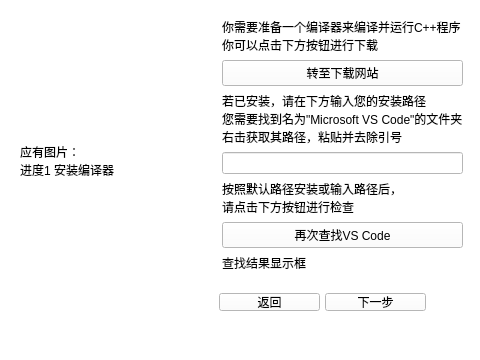
Before: the Qt Designer form VSCode_Helper/mainwindow.ui in Gu-jq/VSCode_Helper, drawn with Qt 5.
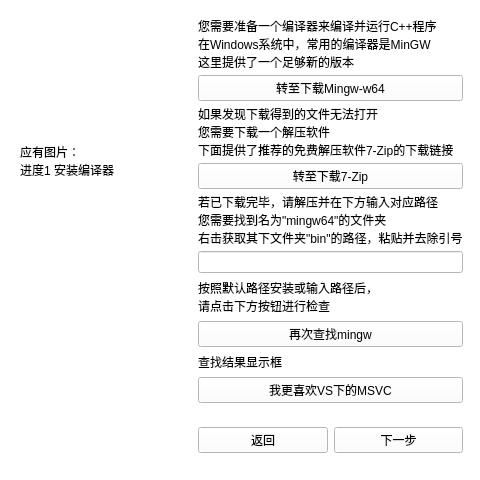
After: the same form once the commit is applied. The open tabs and pages were chosen to show the change. Icons and pictures are not drawn.

Diff of the .ui file:
```diff
--- a/VSCode_Helper/mainwindow.ui
+++ b/VSCode_Helper/mainwindow.ui
@@ -7,7 +7,7 @@
     <x>0</x>
     <y>0</y>
     <width>480</width>
-    <height>360</height>
+    <height>480</height>
    </rect>
   </property>
   <property name="windowTitle">
@@ -26,7 +26,7 @@
       <x>0</x>
       <y>0</y>
       <width>480</width>
-      <height>343</height>
+      <height>463</height>
      </rect>
     </property>
     <property name="sizePolicy">
@@ -319,7 +319,7 @@
         <x>0</x>
         <y>0</y>
         <width>481</width>
-        <height>341</height>
+        <height>471</height>
        </rect>
       </property>
       <property name="sizePolicy">
@@ -332,7 +332,7 @@
        <item>
         <widget class="QWidget" name="cpic_2" native="true">
          <property name="sizePolicy">
-          <sizepolicy hsizetype="Expanding" vsizetype="Preferred">
+          <sizepolicy hsizetype="MinimumExpanding" vsizetype="Preferred">
            <horstretch>0</horstretch>
            <verstretch>0</verstretch>
           </sizepolicy>
@@ -361,7 +361,7 @@
        <item>
         <widget class="QWidget" name="widget_9" native="true">
          <property name="sizePolicy">
-          <sizepolicy hsizetype="Preferred" vsizetype="Expanding">
+          <sizepolicy hsizetype="Expanding" vsizetype="Expanding">
            <horstretch>0</horstretch>
            <verstretch>0</verstretch>
           </sizepolicy>
@@ -378,25 +378,48 @@
             <layout class="QVBoxLayout" name="verticalLayout_4">
              <item>
               <widget class="QLabel" name="label_6">
+               <property name="sizePolicy">
+                <sizepolicy hsizetype="Preferred" vsizetype="Fixed">
+                 <horstretch>0</horstretch>
+                 <verstretch>0</verstretch>
+                </sizepolicy>
+               </property>
                <property name="text">
-                <string>你需要准备一个编译器来编译并运行C++程序
-你可以点击下方按钮进行下载</string>
+                <string>您需要准备一个编译器来编译并运行C++程序
+在Windows系统中，常用的编译器是MinGW
+这里提供了一个足够新的版本</string>
                </property>
               </widget>
              </item>
              <item>
               <widget class="QPushButton" name="pushButton_11">
                <property name="text">
-                <string>转至下载网站</string>
+                <string>转至下载Mingw-w64</string>
+               </property>
+              </widget>
+             </item>
+             <item>
+              <widget class="QLabel" name="label_9">
+               <property name="text">
+                <string>如果发现下载得到的文件无法打开
+您需要下载一个解压软件
+下面提供了推荐的免费解压软件7-Zip的下载链接</string>
+               </property>
+              </widget>
+             </item>
+             <item>
+              <widget class="QPushButton" name="pushButton_6">
+               <property name="text">
+                <string>转至下载7-Zip</string>
                </property>
               </widget>
              </item>
              <item>
               <widget class="QLabel" name="label_7">
                <property name="text">
-                <string>若已安装，请在下方输入您的安装路径
-您需要找到名为&quot;Microsoft VS Code&quot;的文件夹
-右击获取其路径，粘贴并去除引号</string>
+                <string>若已下载完毕，请解压并在下方输入对应路径
+您需要找到名为&quot;mingw64&quot;的文件夹
+右击获取其下文件夹&quot;bin&quot;的路径，粘贴并去除引号</string>
                </property>
               </widget>
              </item>
@@ -414,7 +437,7 @@
              <item>
               <widget class="QPushButton" name="pushButton_13">
                <property name="text">
-                <string>再次查找VS Code</string>
+                <string>再次查找mingw</string>
                </property>
               </widget>
              </item>
@@ -431,28 +454,29 @@
                </property>
               </widget>
              </item>
+             <item>
+              <widget class="QPushButton" name="pushButton_5">
+               <property name="text">
+                <string>我更喜欢VS下的MSVC</string>
+               </property>
+              </widget>
+             </item>
             </layout>
            </widget>
           </item>
           <item>
            <widget class="QWidget" name="widget_11" native="true">
             <property name="sizePolicy">
-             <sizepolicy hsizetype="Expanding" vsizetype="MinimumExpanding">
+             <sizepolicy hsizetype="Expanding" vsizetype="Fixed">
               <horstretch>0</horstretch>
               <verstretch>0</verstretch>
              </sizepolicy>
             </property>
+            <layout class="QHBoxLayout" name="horizontalLayout_5">
+             <item>
             <widget class="QPushButton" name="pushButton_14">
-             <property name="geometry">
-              <rect>
-               <x>6</x>
-               <y>6</y>
-               <width>101</width>
-               <height>18</height>
-              </rect>
-             </property>
              <property name="sizePolicy">
-              <sizepolicy hsizetype="Expanding" vsizetype="Expanding">
+                <sizepolicy hsizetype="MinimumExpanding" vsizetype="Fixed">
                <horstretch>0</horstretch>
                <verstretch>0</verstretch>
               </sizepolicy>
@@ -461,17 +485,11 @@
               <string>返回</string>
              </property>
             </widget>
+             </item>
+             <item>
             <widget class="QPushButton" name="next_button_2">
-             <property name="geometry">
-              <rect>
-               <x>112</x>
-               <y>6</y>
-               <width>101</width>
-               <height>18</height>
-              </rect>
-             </property>
              <property name="sizePolicy">
-              <sizepolicy hsizetype="Expanding" vsizetype="Expanding">
+                <sizepolicy hsizetype="MinimumExpanding" vsizetype="Fixed">
                <horstretch>0</horstretch>
                <verstretch>0</verstretch>
               </sizepolicy>
@@ -480,6 +498,8 @@
               <string>下一步</string>
              </property>
             </widget>
+             </item>
+            </layout>
            </widget>
           </item>
          </layout>
```
Left out of the diff: 47 changed lines with no effect on the pictures. Lines whose indentation alone changed are shown as unchanged.
